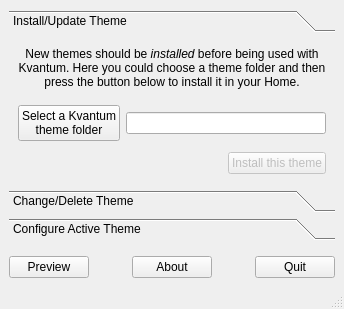
Above: Kvantum/kvantummanager/kvantummanager.ui from tsujan/Kvantum before the change. Below: the same form after it.
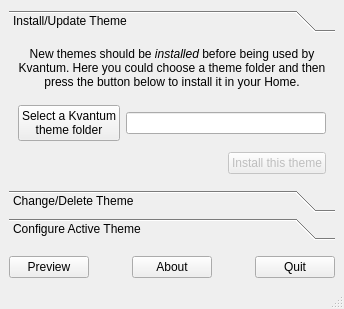
That is the form after the change. Icons and pictures are not drawn.

Commit message: Draw each spinbox indicator just once. Also take into account that KF5 introduces itself as plasmashell.

The edit to the form file:
```diff
--- a/Kvantum/kvantummanager/kvantummanager.ui
+++ b/Kvantum/kvantummanager/kvantummanager.ui
@@ -45,7 +45,7 @@
         <item row="0" column="0" colspan="2">
          <widget class="QLabel" name="installLabel">
           <property name="text">
-           <string>&lt;center&gt;New themes should be &lt;i&gt;installed&lt;/i&gt; before being used with Kvantum. Here you could choose a theme folder and then press the button below to install it in your Home.&lt;/center&gt;</string>
+           <string>&lt;center&gt;New themes should be &lt;i&gt;installed&lt;/i&gt; before being used by Kvantum. Here you could choose a theme folder and then press the button below to install it in your Home.&lt;/center&gt;</string>
           </property>
           <property name="textFormat">
            <enum>Qt::RichText</enum>
```
The commit also changes 4 other files.
